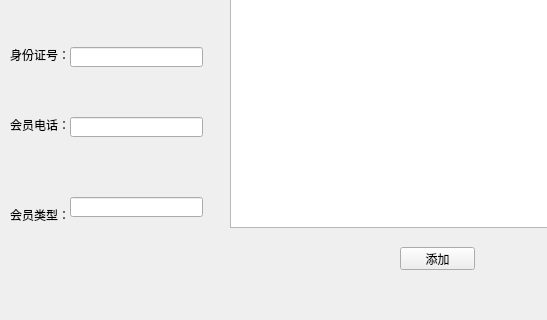
Above: src/vipwidget.ui from daodaoliang/caicai before the change; both pictures show x 0 to 547 and y 153 to 473 of the 922 by 473 pixel window. Below: the same form after it.
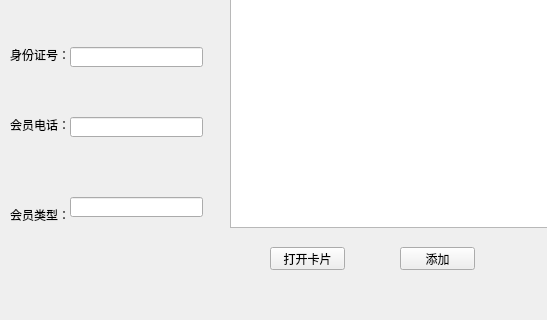
That is the form after the change.

The edit to the form file:
```diff
--- a/src/vipwidget.ui
+++ b/src/vipwidget.ui
@@ -200,6 +200,19 @@
     </rect>
    </property>
   </widget>
+  <widget class="QPushButton" name="pushButton_OpenCard">
+   <property name="geometry">
+    <rect>
+     <x>270</x>
+     <y>400</y>
+     <width>75</width>
+     <height>23</height>
+    </rect>
+   </property>
+   <property name="text">
+    <string>打开卡片</string>
+   </property>
+  </widget>
  </widget>
  <resources/>
  <connections/>
```
